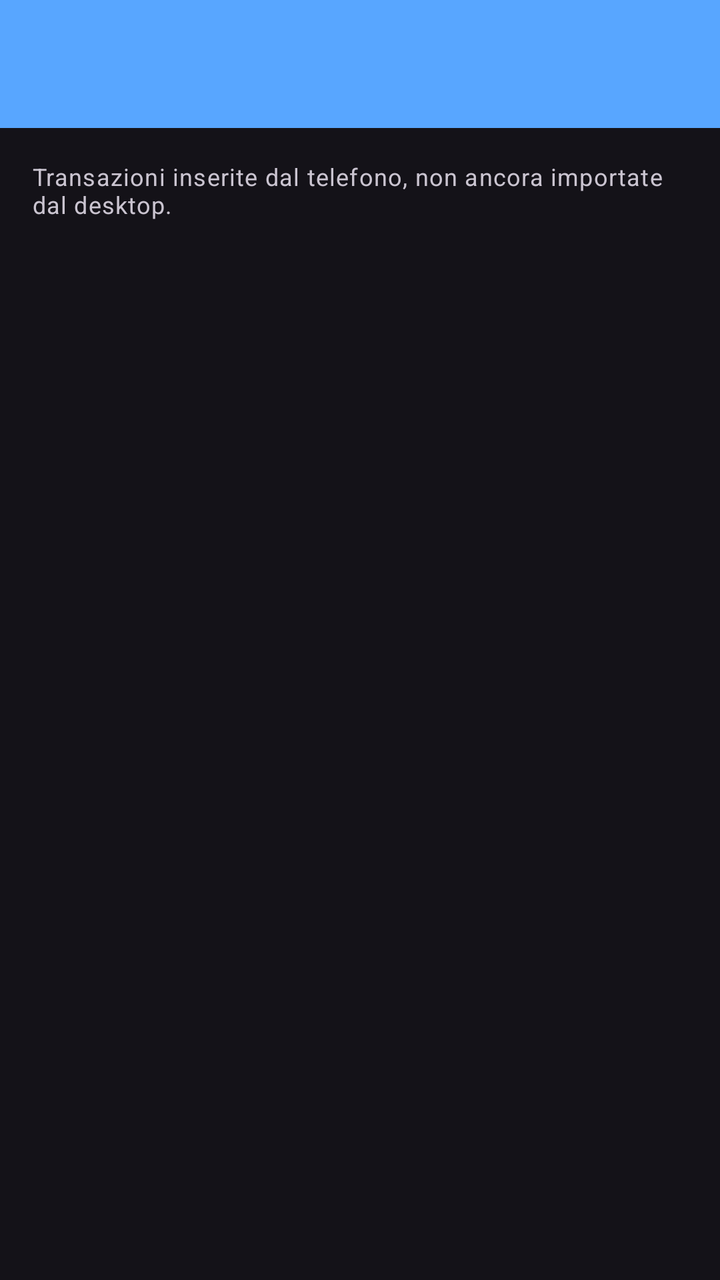
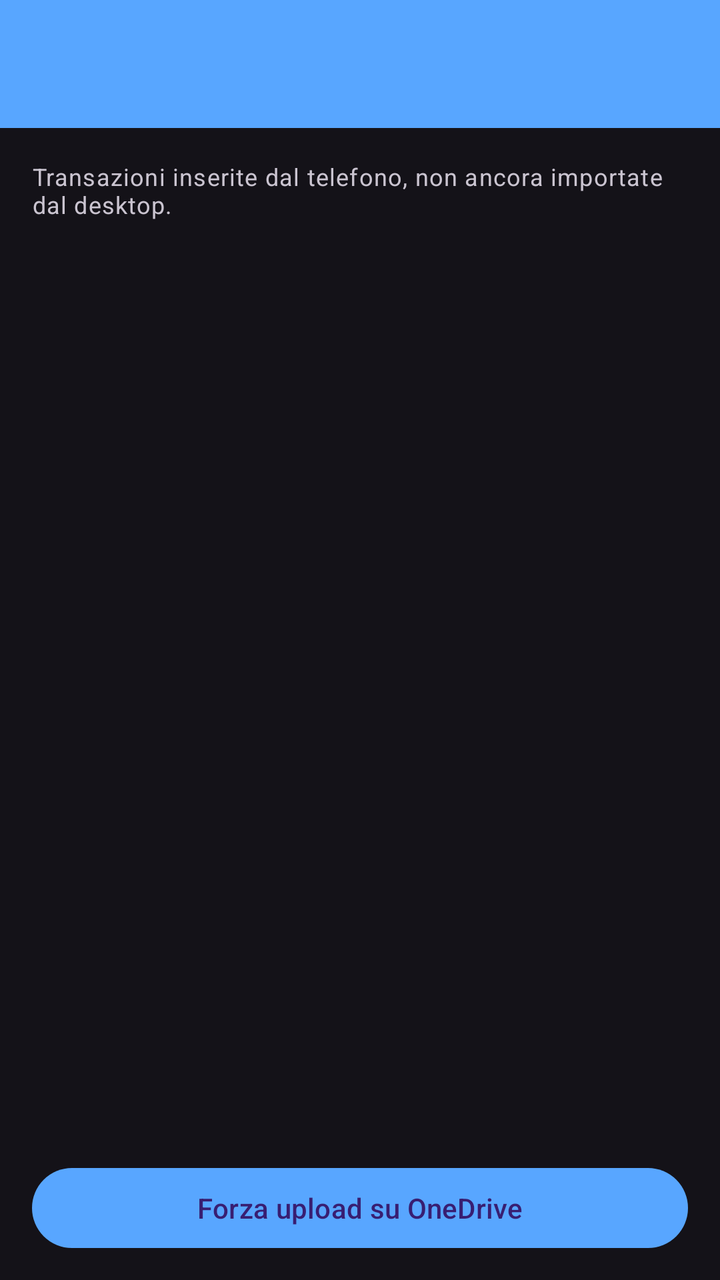

Two renders of the same Android screen: before a commit and after it. Below are the layout's source before the change and the commit's diff.
<!-- AndroidManifest.xml: application theme Theme.LucaWallet -->
<!-- res/layout/activity_pending.xml -->
<?xml version="1.0" encoding="utf-8"?>
<LinearLayout xmlns:android="http://schemas.android.com/apk/res/android"
    android:layout_width="match_parent"
    android:layout_height="match_parent"
    android:orientation="vertical">

    <com.google.android.material.appbar.MaterialToolbar
        android:id="@+id/toolbar"
        style="@style/Widget.MaterialComponents.Toolbar.Primary"
        android:layout_width="match_parent"
        android:layout_height="?attr/actionBarSize"
        android:elevation="4dp"
        android:title="Da importare"/>

    <TextView
        android:id="@+id/tvHint"
        android:layout_width="match_parent"
        android:layout_height="wrap_content"
        android:padding="16dp"
        android:text="Transazioni inserite dal telefono, non ancora importate dal desktop."
        android:textAppearance="?attr/textAppearanceBodySmall"
        android:textColor="?attr/colorOnSurfaceVariant"/>

    <FrameLayout
        android:layout_width="match_parent"
        android:layout_height="0dp"
        android:layout_weight="1">

        <androidx.recyclerview.widget.RecyclerView
            android:id="@+id/recyclerPending"
            android:layout_width="match_parent"
            android:layout_height="match_parent"
            android:paddingStart="16dp"
            android:paddingEnd="16dp"
            android:clipToPadding="false"/>

        <TextView
            android:id="@+id/tvEmpty"
            android:layout_width="wrap_content"
            android:layout_height="wrap_content"
            android:layout_gravity="center"
            android:text="Nessuna transazione da importare"
            android:textAppearance="?attr/textAppearanceBodyLarge"
            android:textColor="?attr/colorOnSurfaceVariant"
            android:visibility="gone"/>

    </FrameLayout>

</LinearLayout>
<!-- resources referenced by this layout -->
<resources>
  <style name="Theme.LucaWallet" parent="Theme.Material3.Dark.NoActionBar">
          <item name="colorPrimary">#58a6ff</item>
      </style>
</resources>

<!-- the commit's change to res/layout/activity_pending.xml (unified diff, before → after) -->
@@ -46,4 +46,15 @@
 
     </FrameLayout>
 
+    
+    <com.google.android.material.button.MaterialButton
+        android:id="@+id/btnForceUpload"
+        android:layout_width="match_parent"
+        android:layout_height="wrap_content"
+        android:layout_marginStart="16dp"
+        android:layout_marginEnd="16dp"
+        android:layout_marginTop="4dp"
+        android:layout_marginBottom="12dp"
+        android:text="Forza upload su OneDrive"/>
+
 </LinearLayout>
